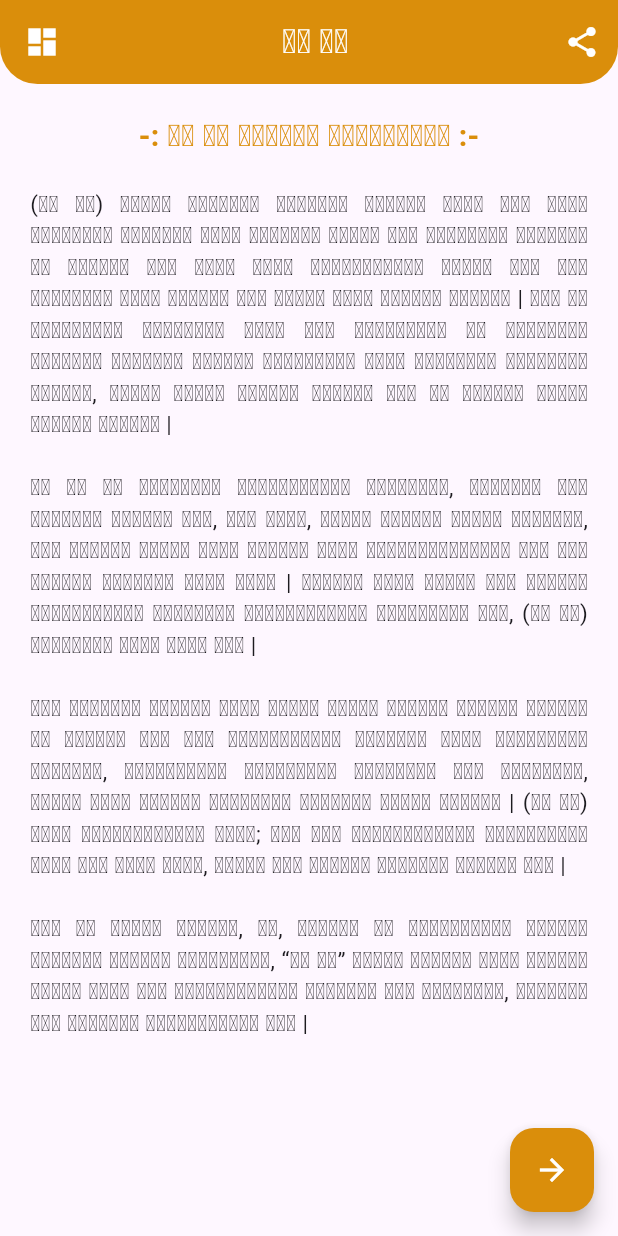
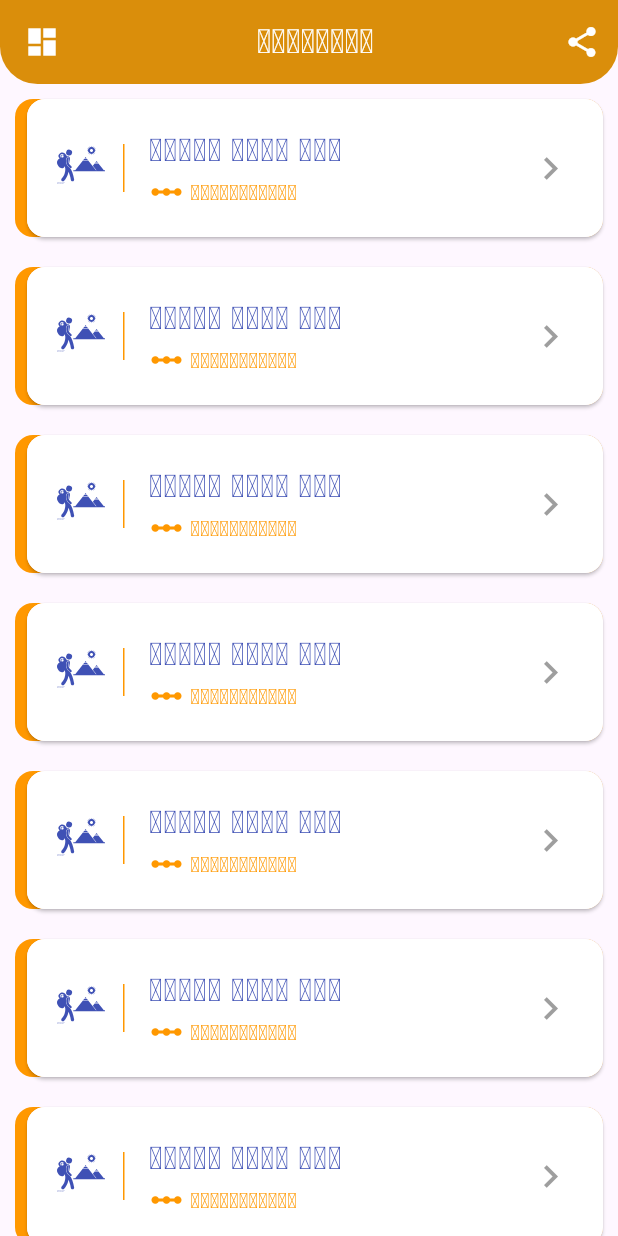
Before and after one commit to gopalkrushnas063/Mo_Gapa, a Flutter app: the IntroductionPage screen opened directly, after a tap on the "arrow forward" icon, on a phone screen of 412 x 824 dp. Run offline on Flutter 3.47's test engine with Material 2 defaults, Android fonts, the phone set to English and light mode, and no system bars; our stand-ins replace flutter_svg.

Commit message:
content page updated

```diff
--- /dev/null
+++ b/lib/pages/content_list.dart
@@ -0,0 +1,36 @@
+import 'package:flutter/material.dart';
+import 'package:flutter_svg/flutter_svg.dart';
+
+final makeListTile = ListTile(
+  contentPadding: const EdgeInsets.symmetric(horizontal: 20.0, vertical: 10.0),
+  leading: Container(
+    padding: const EdgeInsets.only(right: 12.0),
+    decoration: const BoxDecoration(
+      border: Border(
+        right: BorderSide(width: 1.0, color: Colors.orange),
+      ),
+    ),
+    child: SvgPicture.asset(
+      "assets/images/adventure.svg",
+      width: 32,
+      height: 32,
+      color: Colors.indigo,
+    ),
+  ),
+  title: const Text(
+    "କୁହୁକ ଚଢେଇ କଥା",
+    style: TextStyle(
+        color: Colors.indigo, fontSize: 21, fontWeight: FontWeight.bold),
+  ),
+  subtitle: const Row(
+    children: <Widget>[
+      Icon(Icons.linear_scale, color: Colors.orange),
+      Text(
+        " ଦୁଃସାହସିକତା",
+        style: TextStyle(color: Colors.orange, fontWeight: FontWeight.w600),
+      )
+    ],
+  ),
+  trailing:
+      const Icon(Icons.keyboard_arrow_right, color: Colors.grey, size: 30.0),
+);
--- /dev/null
+++ b/lib/pages/content_screen.dart
@@ -0,0 +1,67 @@
+import 'package:flutter/material.dart';
+import 'package:ui/pages/content_list.dart';
+
+class ContentPage extends StatelessWidget {
+  bool doubleBackToExit = false;
+
+  @override
+  Widget build(BuildContext context) {
+    return Scaffold(
+        appBar: AppBar(
+          title: const Center(
+            child: Text(
+              "ସୂଚୀପତ୍ର",
+              style:
+                  TextStyle(fontWeight: FontWeight.w600, color: Colors.white),
+            ),
+          ),
+          backgroundColor: const Color.fromARGB(255, 218, 142, 11),
+          leading: IconButton(
+            icon: const Icon(
+              Icons.dashboard,
+              color: Colors.white,
+            ),
+            onPressed: () {},
+          ),
+          actions: [
+            IconButton(
+              icon: const Icon(
+                Icons.share,
+                color: Colors.white,
+              ),
+              onPressed: () {},
+            ),
+          ],
+          shape: const RoundedRectangleBorder(
+            borderRadius: BorderRadius.only(
+              bottomLeft: Radius.circular(25.0),
+              bottomRight: Radius.circular(25.0),
+            ),
+          ),
+        ),
+        body: ListView.builder(
+          scrollDirection: Axis.vertical,
+          shrinkWrap: true,
+          itemCount: 10,
+          itemBuilder: (BuildContext context, int index) {
+            return Container(
+              decoration: const BoxDecoration(
+                color: Colors.orange,
+                borderRadius: BorderRadius.all(Radius.circular(12)),
+              ),
+              margin: const EdgeInsets.symmetric(horizontal: 10.0, vertical: 10.0),
+              child: Card(
+                margin: const EdgeInsets.only(left: 8.0),
+                child: Container(
+                  decoration: const BoxDecoration(
+                    color: Colors.white,
+                    borderRadius: BorderRadius.all(Radius.circular(12)),
+                  ),
+                  child: makeListTile,
+                ),
+              ),
+            );
+          },
+        ));
+  }
+}
--- a/lib/pages/introduction_page.dart
+++ b/lib/pages/introduction_page.dart
@@ -1,4 +1,5 @@
 import 'package:flutter/material.dart';
+import 'package:ui/pages/content_screen.dart';
 
 class IntroductionPage extends StatelessWidget {
   bool doubleBackToExit = false;
@@ -67,7 +68,7 @@ class IntroductionPage extends StatelessWidget {
                   "-: ମୋ ଗପ ବିଷୟରେ ସଂକ୍ଷିପ୍ତ :-",
                   style: TextStyle(
                     fontWeight: FontWeight.w600,
-                    fontSize: 20,
+                    fontSize: 18,
                     color: Color.fromARGB(255, 218, 142, 11),
                   ),
                   textAlign: TextAlign.justify,
@@ -79,7 +80,7 @@ class IntroductionPage extends StatelessWidget {
                   " (ମୋ ଗପ) ହେଉଛି ବହୁମୁଖୀ ମୋବାଇଲ୍ ପ୍ରୟୋଗ ଯାହା ସବୁ ବୟସର ପାଠକଙ୍କୁ ଯୋଗାଇବା ପାଇଁ ଡିଜାଇନ୍ ହୋଇଛି ଏହି ପ୍ରୟୋଗଟି କାହାଣୀର ଏକ ଭଣ୍ଡାର ଅଟେ ଯାହା କେବଳ ଚିତ୍ତାକର୍ଷକ ନୁହେଁ ବରଂ ବହୁ ମୂଲ୍ୟବାନ ଜୀବନ ଶିକ୍ଷା ଏବଂ ଜ୍ଞାନ ମଧ୍ୟ ପ୍ରଦାନ କରିଥାଏ | ଏହା ଏକ ପ୍ଲାଟଫର୍ମ ଯେଉଁଠାରେ ଯୁବକ ଏବଂ ବୃଦ୍ଧମାନେ ଏକ ଆକର୍ଷଣୀୟ କାହାଣୀର ଦୁନିଆରେ ପ୍ରବେଶ କରିପାରିବେ ଯାହା କଳ୍ପନାକୁ ଉତ୍ସାହିତ କରିଥାଏ, ନୈତିକ ଜ୍ଞାନ ପ୍ରଦାନ କରିଥାଏ ଏବଂ ଏକ ବ୍ୟାପକ ଜ୍ଞାନ ପ୍ରଦାନ କରିଥାଏ |\n\nମୋ ଗପ ରେ ବର୍ଣ୍ଣିତ କାହାଣୀଗୁଡିକ ମନୋରଞ୍ଜନ, ନୈତିକତା ଏବଂ ଶିକ୍ଷାର ମିଶ୍ରଣ ଅଟେ, ଆପଣ ପିଲା, କିଶୋର କିମ୍ବା ବୟସ୍କ ହୁଅନ୍ତୁ, ଆପଣ କାହାଣୀ ପାଇବେ ଯାହା ଆପଣଙ୍କ ସହିତ ପୁନଃପ୍ରତିରୂପିତ ହେବ ଏବଂ ଆପଣଙ୍କ ଆଗ୍ରହକୁ କାବୁ କରିବ | ଲୋକକଥା ଠାରୁ ଆରମ୍ଭ କରି ଆଧୁନିକ କାହାଣୀଗୁଡିକ ସମସାମୟିକ ପ୍ରସଙ୍ଗଗୁଡିକ ପ୍ରତିଫଳିତ କରେ, (ମୋ ଗପ) ସମସ୍ତଙ୍କ ପାଇଁ କିଛି ଅଛି |\n\nଏହି ମୋବାଇଲ୍ ପ୍ରୟୋଗ ଏହାର ସମସ୍ତ ରୂପରେ କାହାଣୀ କହିବାର ଶକ୍ତିର ଏକ ପ୍ରମାଣ ଅଟେ ଏହା ପାଠକମାନଙ୍କୁ ବିଭିନ୍ନ ଧାରା ଅନୁସନ୍ଧାନ କରିବାକୁ, ଅନ୍ୟମାନଙ୍କ ଅନୁଭୂତିରୁ ଶିଖିବାକୁ ଏବଂ ସର୍ବୋପରି, ଶବ୍ଦର ଯାଦୁ ଦ୍ୱାରା ମନୋରଞ୍ଜନ କରିବାକୁ ସକ୍ଷମ କରିଥାଏ | (ମୋ ଗପ) କେବଳ ମନୋରଞ୍ଜନଠାରୁ ଅଧିକ; ଏହା ବୟସ ସ୍ପେକ୍ଟ୍ରମରେ ପାଠକମାନଙ୍କ ହୃଦୟ ଏବଂ ମନକୁ ଜଡିତ, ଜ୍ଞାନ ଏବଂ ସମୃଦ୍ଧ କରିବାକୁ ଚେଷ୍ଟା କରେ |\n\nଆପଣ ଏକ ନୈତିକ ଶିକ୍ଷା, ହସ, କିମ୍ବା ଏକ ଚିନ୍ତାଧାରା ସୃଷ୍ଟି କରୁଥିବା କାହାଣୀ ଖୋଜୁଛନ୍ତି, “ମୋ ଗପ” ହେଉଛି କାହାଣୀ ଜଗତର ପ୍ରବେଶ ଦ୍ୱାର ଯାହା ବୟସ ପ୍ରତିବନ୍ଧକକୁ ଅତିକ୍ରମ କରି ମନୋରଞ୍ଜନ, ନୈତିକତା ଏବଂ ଜ୍ଞାନକୁ ଅନ୍ତର୍ଭୁକ୍ତ କରେ |",
                   textAlign: TextAlign.justify,
                   style: TextStyle(
-                    fontSize: 15,
+                    fontSize: 11,
                   ),
                 ),
               ),
@@ -88,7 +89,9 @@ class IntroductionPage extends StatelessWidget {
         ),
         floatingActionButton: FloatingActionButton(
           backgroundColor: const Color.fromARGB(255, 218, 142, 11),
-          onPressed: () {},
+          onPressed: () {
+            Navigator.push(context, MaterialPageRoute(builder: (context) => ContentPage(),));
+          },
           child: const Icon(Icons.arrow_forward,color: Colors.white,),
         ),
       ),
--- a/pubspec.yaml
+++ b/pubspec.yaml
@@ -15,6 +15,7 @@ dependencies:
 
 
   cupertino_icons: ^1.0.2
+  flutter_svg: ^2.0.8
 
 dev_dependencies:
   flutter_test:
```
Also changed, not shown: assets/images/adventure.svg (added), pubspec.lock.
